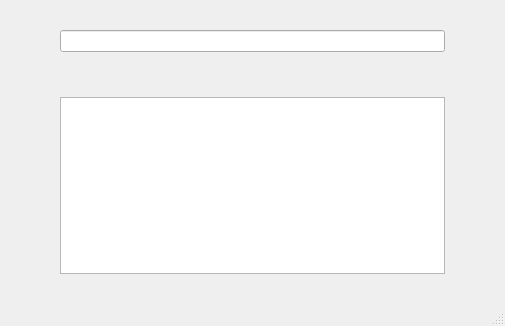
tingyunaiai9/programming-practice-homework, file 05-qt2-homework/task1_edit/task1_edit/mainwindow.ui: the form before one commit.
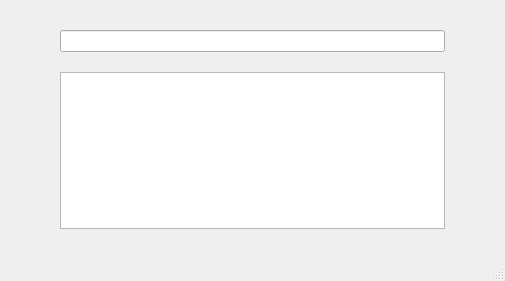
The form after the commit.

```diff
--- a/05-qt2-homework/task1_edit/task1_edit/mainwindow.ui
+++ b/05-qt2-homework/task1_edit/task1_edit/mainwindow.ui
@@ -7,7 +7,7 @@
     <x>0</x>
     <y>0</y>
     <width>505</width>
-    <height>326</height>
+    <height>281</height>
    </rect>
   </property>
   <property name="windowTitle">
@@ -38,22 +38,12 @@
     </property>
     <item>
      <layout class="QVBoxLayout" name="verticalLayout">
+      <property name="spacing">
+       <number>20</number>
+      </property>
       <item>
        <widget class="QLineEdit" name="inputLineEdit"/>
       </item>
-      <item>
-       <spacer name="verticalSpacer">
-        <property name="orientation">
-         <enum>Qt::Orientation::Vertical</enum>
-        </property>
-        <property name="sizeHint" stdset="0">
-         <size>
-          <width>20</width>
-          <height>40</height>
-         </size>
-        </property>
-       </spacer>
-      </item>
       <item>
        <widget class="QTextEdit" name="outputTextEdit">
         <property name="sizePolicy">
```
